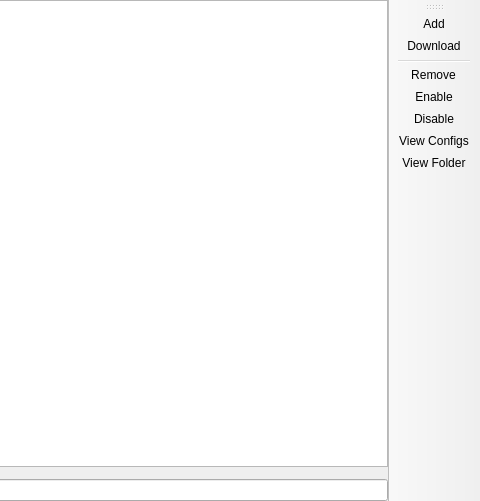
Old version of the form launcher/ui/pages/instance/ModFolderPage.ui in the repository Project-Tick/MeshMC; both pictures show x 562 to 1042 and y 0 to 501 of the 1042 by 501 pixel window.
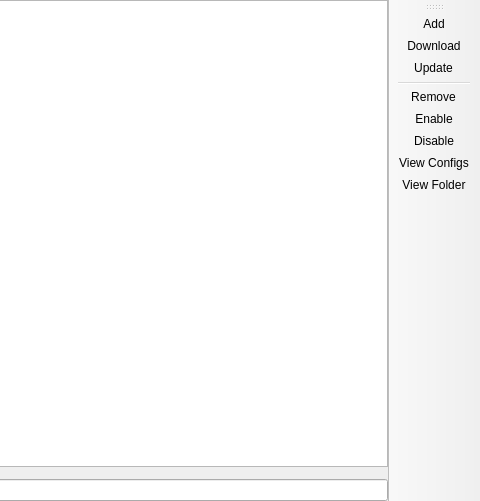
New version of the form. Custom widgets are drawn as their Qt base class.

The edit to the form file:
```diff
--- a/launcher/ui/pages/instance/ModFolderPage.ui
+++ b/launcher/ui/pages/instance/ModFolderPage.ui
@@ -85,6 +85,7 @@
    </attribute>
    <addaction name="actionAdd"/>
    <addaction name="actionDownload"/>
+   <addaction name="actionUpdate"/>
    <addaction name="separator"/>
    <addaction name="actionRemove"/>
    <addaction name="actionEnable"/>
@@ -145,6 +146,14 @@
     <string>Download content from CurseForge and Modrinth</string>
    </property>
   </action>
+  <action name="actionUpdate">
+   <property name="text">
+    <string>&amp;Update</string>
+   </property>
+   <property name="toolTip">
+    <string>Check tracked mods for newer compatible versions and update them.</string>
+   </property>
+  </action>
  </widget>
  <customwidgets>
   <customwidget>
```
